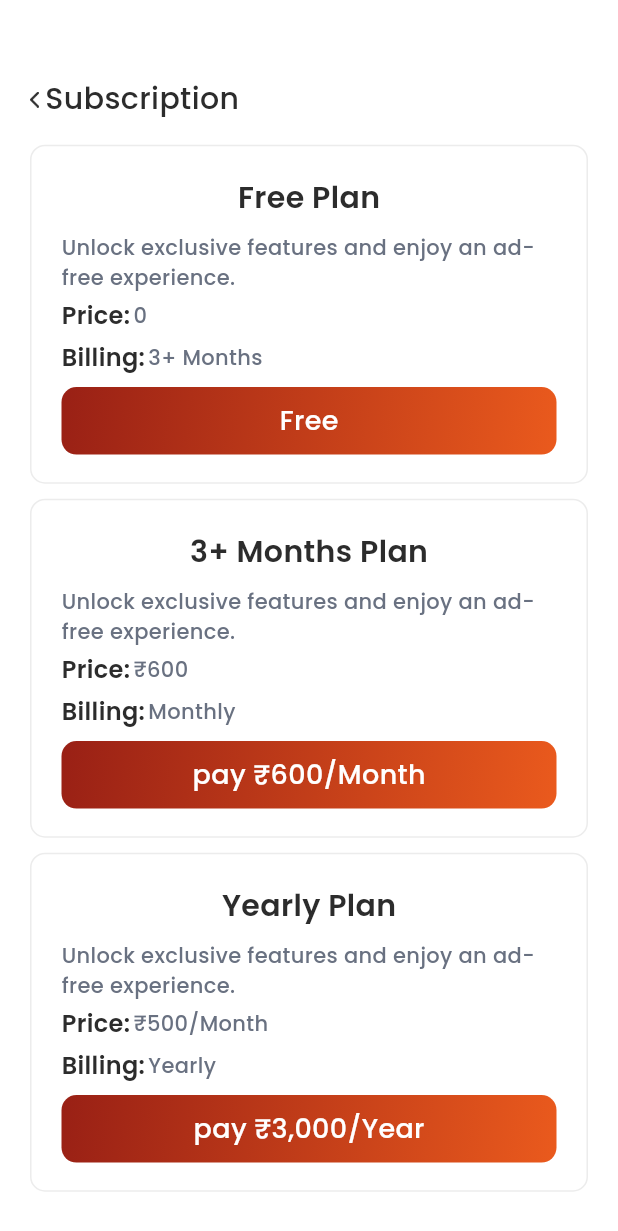
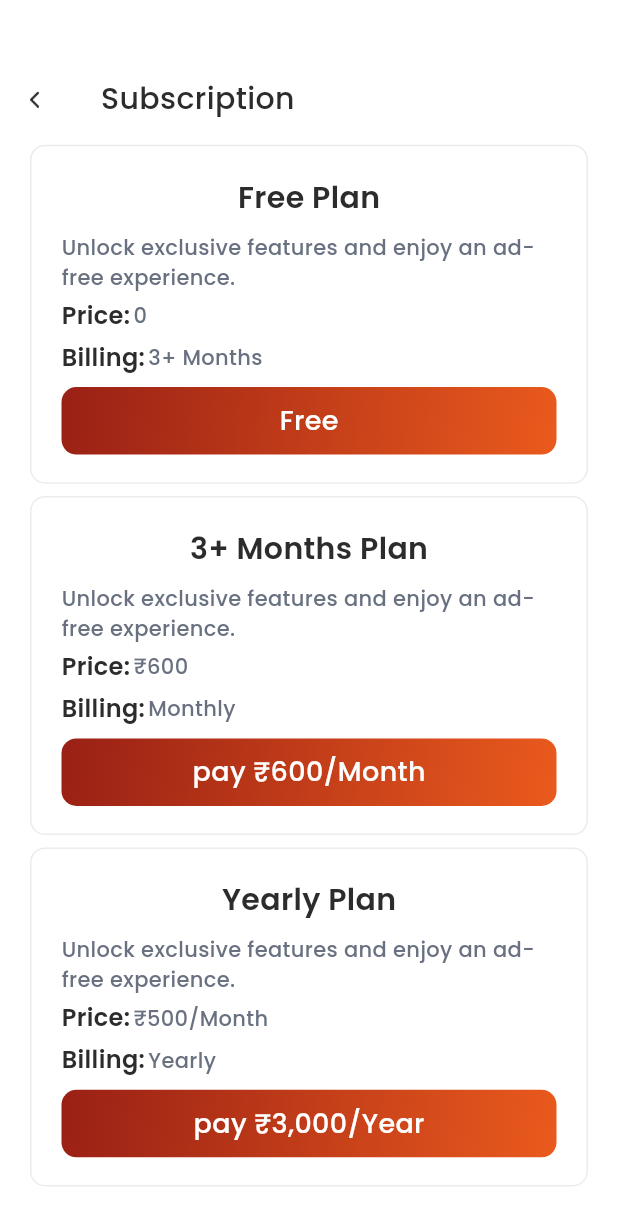
Before and after one commit to josephinegeorgy/viavita, a Flutter app: the screen it shows after launch, on a phone screen of 412 x 824 dp. Shown: the top 1231 px of the screen. Run offline on Flutter 3.47's test engine with Material 3 defaults, Android fonts, the phone set to English and light mode, and no system bars; our stand-ins replace google_fonts.

Commit message:
fixed title width

```diff
--- a/lib/SubscriptionPlans/screen.dart
+++ b/lib/SubscriptionPlans/screen.dart
@@ -22,7 +22,7 @@ class SubscriptionPlanWidget extends StatelessWidget {
                 child: Row(
                   children: [
                     Image.asset('assets/back_arrow.png', height: 12, width: 6),
-                    SizedBox(width: mediaquery.width*0.01),
+                    SizedBox(width: mediaquery.width*0.10),
                     Text(
                       'Subscription',
                       style: TextStyle(
@@ -47,7 +47,7 @@ class SubscriptionPlanWidget extends StatelessWidget {
                       cycle: '3+ Months',
                       buttonText: 'Free',
                     ),
-                    SizedBox(height: 10),
+                    SizedBox(height: mediaquery.height*0.01),
                     PlansWidget(
                       planName: '3+ Months Plan',
                       content:
@@ -56,7 +56,7 @@ class SubscriptionPlanWidget extends StatelessWidget {
                       cycle: 'Monthly',
                       buttonText: 'pay ₹600/Month',
                     ),
-                    SizedBox(height: 10),
+                    SizedBox(height: mediaquery.height*0.01),
 
                     PlansWidget(
                       planName: 'Yearly Plan',
@@ -66,7 +66,7 @@ class SubscriptionPlanWidget extends StatelessWidget {
                       cycle: 'Yearly',
                       buttonText: 'pay ₹3,000/Year',
                     ),
-                    SizedBox(height: 20),
+                    SizedBox(height: mediaquery.height*0.02),
                   ],
                 ),
               ),
```
